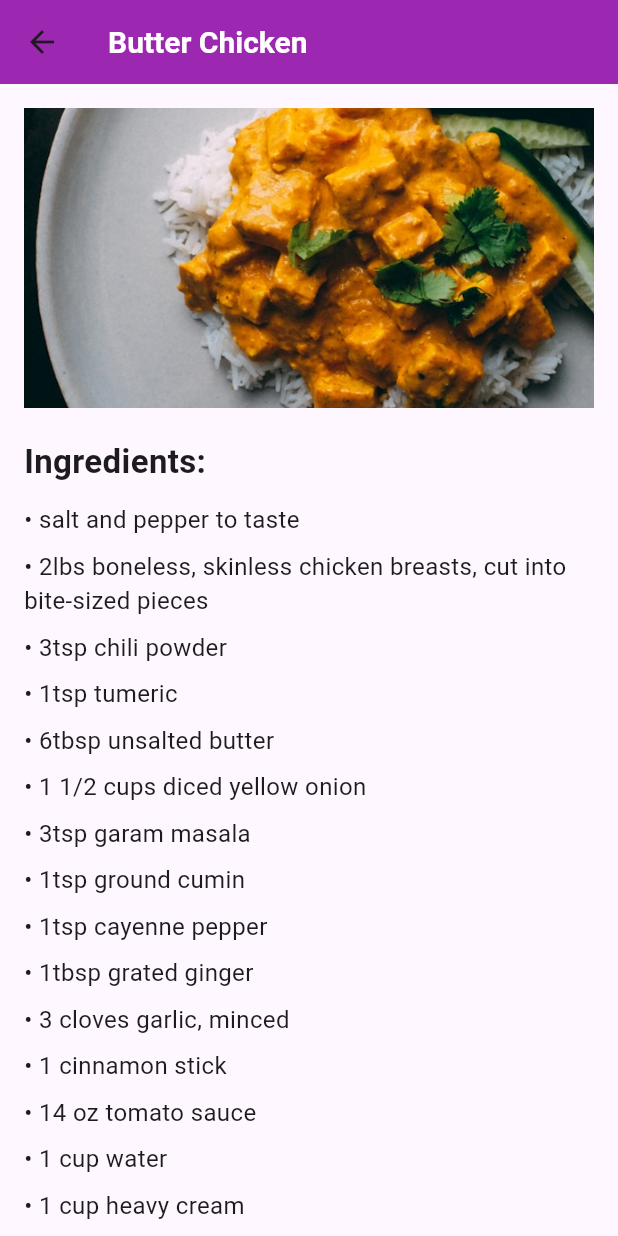
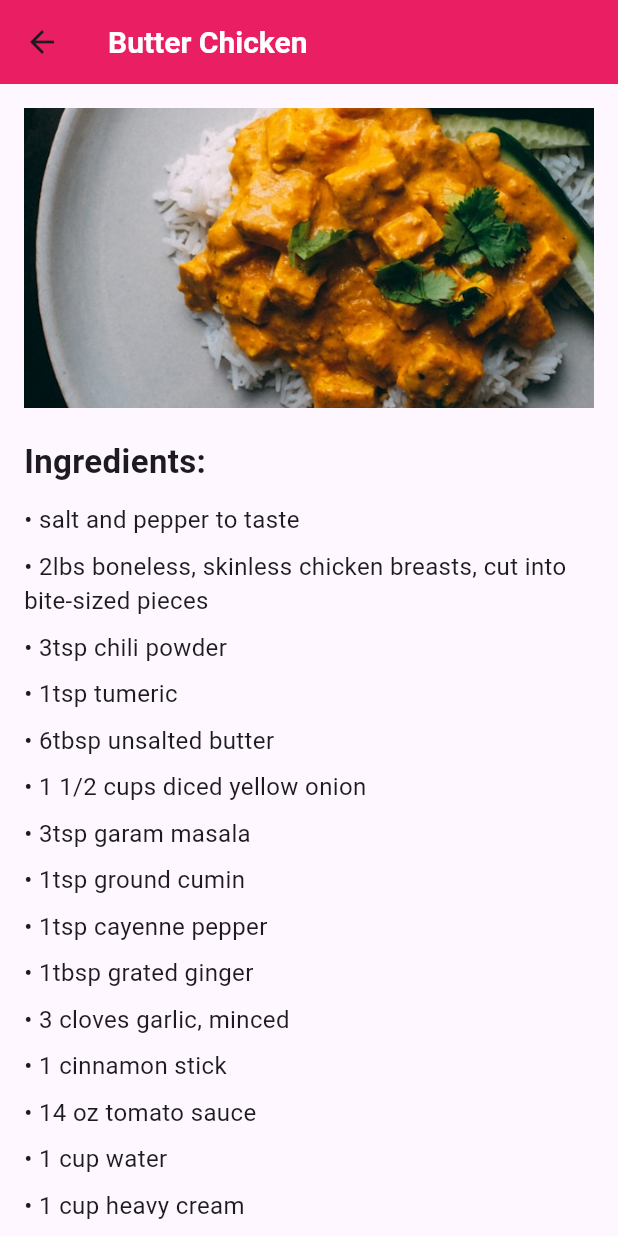
Before and after one commit to fizzahfaizi21/recipe_app, a Flutter app: the screen it shows after launch, after a tap on "Butter Chicken", on a phone screen of 412 x 824 dp. Run offline on Flutter 3.47's test engine with Material 3 defaults, Android fonts, the phone set to English and light mode, and no system bars.

Commit message:
changed the primary color and background color to pink instead of purple

```diff
--- a/lib/main.dart
+++ b/lib/main.dart
@@ -13,7 +13,7 @@ class MyApp extends StatelessWidget {
     return MaterialApp(
       title: 'Recipe App',
       theme: ThemeData(
-        primarySwatch: Colors.purple,
+        primarySwatch: Colors.pink,
         useMaterial3: true,
       ),
       home: HomeScreen(),
--- a/lib/screens/details_screen.dart
+++ b/lib/screens/details_screen.dart
@@ -16,7 +16,7 @@ class DetailsScreen extends StatelessWidget {
           fontSize: 20,
           fontWeight: FontWeight.bold,
         ),
-        backgroundColor: Colors.purple,
+        backgroundColor: Colors.pink,
       ),
       body: SingleChildScrollView(
         padding: const EdgeInsets.all(16.0),
--- a/lib/screens/home_screen.dart
+++ b/lib/screens/home_screen.dart
@@ -146,7 +146,7 @@ class HomeScreen extends StatelessWidget {
           fontSize: 20,
           fontWeight: FontWeight.bold,
         ),
-        backgroundColor: Colors.purple,
+        backgroundColor: Colors.pink,
       ),
       body: ListView.builder(
         itemCount: recipes.length,
```
